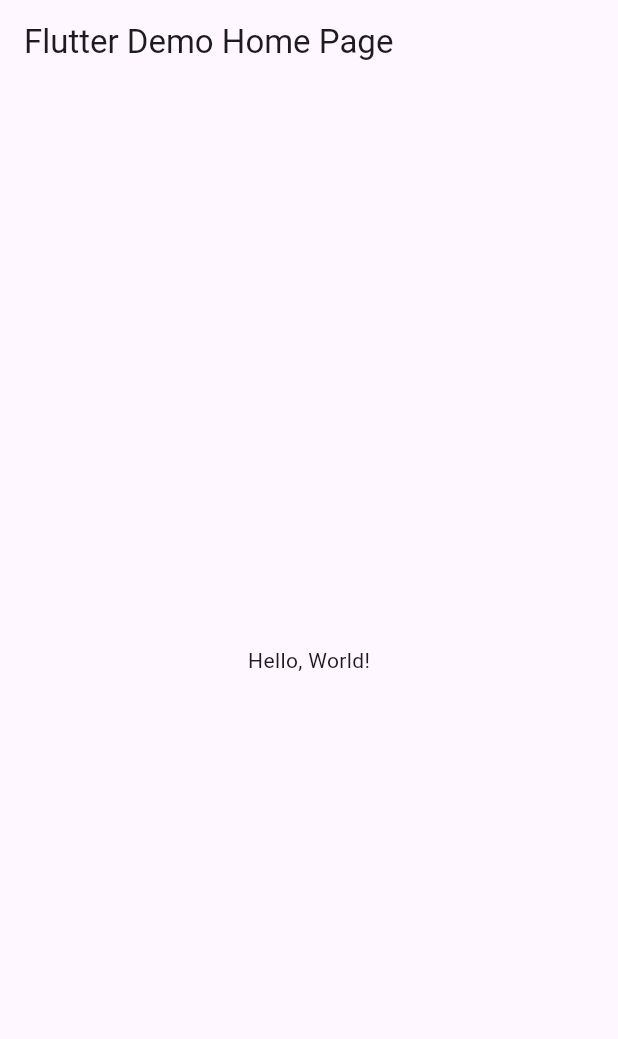
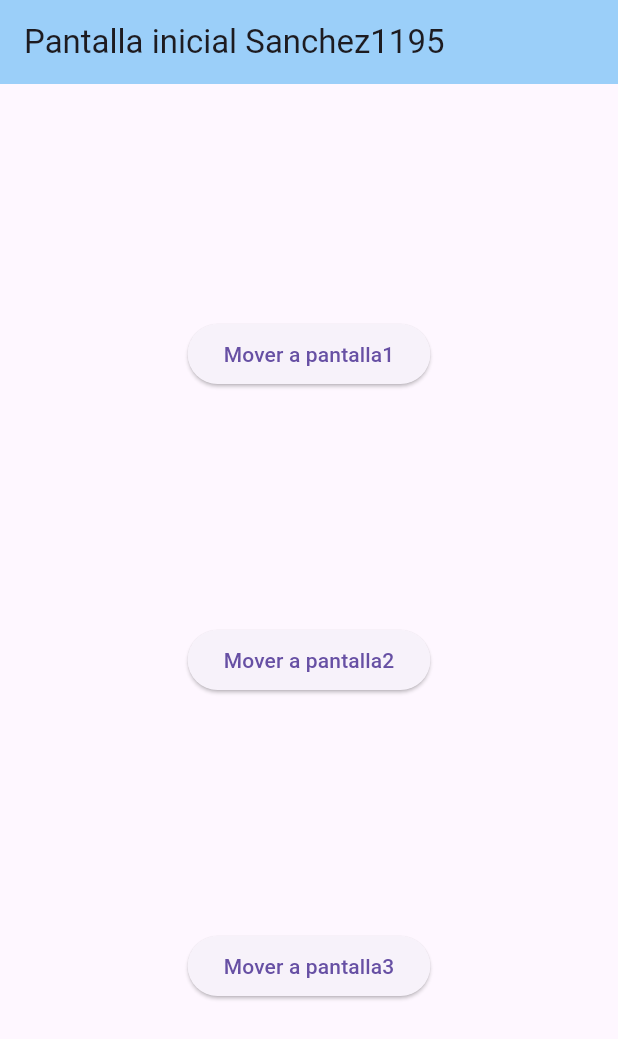
Before and after one commit to dianadianaxd/p15-6j-RutasDis-1195, a Flutter app: the screen it shows after launch, on a phone screen of 412 x 824 dp. Shown: the top 1039 px of the screen. Run offline on Flutter 3.47's test engine with Material 3 defaults, Android fonts, the phone set to English and light mode, and no system bars.

```diff
--- /dev/null
+++ b/lib/Pantalla2_1195.dart
@@ -0,0 +1,30 @@
+import 'package:flutter/material.dart';
+
+class Pantalla2_1195 extends StatelessWidget {
+  const Pantalla2_1195({Key? key}) : super(key: key);
+
+  @override
+  Widget build(BuildContext context) {
+    return Scaffold(
+      appBar: AppBar(
+        title: const Text('Pantalla2 Sanchez1195'),
+        backgroundColor: Colors.pink,
+      ),
+      body: Center(
+        child: Container(
+          color: Color(0xfff10279),
+          constraints: BoxConstraints(
+            minHeight: 100,
+            minWidth: 200,
+            maxHeight: 300,
+            maxWidth: 300,
+          ),
+          child: Text(
+            'Pantalla2 1195',
+            style: TextStyle(fontSize: 30),
+          ),
+        ),
+      ),
+    );
+  }
+}
--- a/lib/main.dart
+++ b/lib/main.dart
@@ -1,43 +1,25 @@
 import 'package:flutter/material.dart';
+import 'package:sanchez1195/pantalla1_1195.dart';
+import 'package:sanchez1195/Pantalla2_1195.dart';
+import 'package:sanchez1195/pantalla3_1195.dart';
+import 'package:sanchez1195/pantallaini_1195.dart';
 
-void main() => runApp(MyApp());
+void main() => runApp(MiApp1195());
 
-class MyApp extends StatelessWidget {
-  const MyApp({super.key});
-  // This widget is the root of your application.
+class MiApp1195 extends StatelessWidget {
+  const MiApp1195({Key? key}) : super(key: key);
+
   @override
   Widget build(BuildContext context) {
     return MaterialApp(
-      // Application name
-      title: 'Flutter Hello World',
-      // Application theme data, you can set the colors for the application as
-      // you want
-      theme: ThemeData(
-        // useMaterial3: true,
-        primarySwatch: Colors.blue,
-      ),
-      // A widget which will be started on application startup
-      home: MyHomePage(title: 'Flutter Demo Home Page'),
-    );
-  }
-}
-
-class MyHomePage extends StatelessWidget {
-  final String title;
-  const MyHomePage({super.key, required this.title});
-
-  @override
-  Widget build(BuildContext context) {
-    return Scaffold(
-      appBar: AppBar(
-        // The title text which will be shown on the action bar
-        title: Text(title),
-      ),
-      body: Center(
-        child: Text(
-          'Hello, World!',
-        ),
-      ),
-    );
-  }
-}
+      debugShowCheckedModeBanner: false,
+      initialRoute: '/',
+      routes: {
+        '/': (context) => PantallaIni_1195(),
+        '/Pantalla1_1195': (context) => Pantalla1_1195(),
+        '/Pantalla2_1195': (context) => Pantalla2_1195(),
+        '/Pantalla3_1195': (context) => Pantalla3_1195(),
+      }, //Fin ruta paginas
+    ); //Fin del material
+  } //Fin widget
+} //Fin App
--- /dev/null
+++ b/lib/pantallaini_1195.dart
@@ -0,0 +1,37 @@
+import 'package:flutter/material.dart';
+
+class PantallaIni_1195 extends StatelessWidget {
+  const PantallaIni_1195({Key? key}) : super(key: key);
+
+  @override
+  Widget build(BuildContext context) {
+    return Scaffold(
+      appBar: AppBar(
+        title: Text('Pantalla inicial Sanchez1195'),
+        backgroundColor: Color(0xff9bcff9),
+      ),
+      body: Center(
+        child: Column(
+          mainAxisAlignment: MainAxisAlignment.spaceEvenly,
+          children: [
+            ElevatedButton(
+                onPressed: () {
+                  Navigator.pushNamed(context, '/Pantalla1_1195');
+                }, // Fin onpressed
+                child: Text('Mover a pantalla1')),
+            ElevatedButton(
+                onPressed: () {
+                  Navigator.pushNamed(context, '/Pantalla2_1195');
+                }, // Fin onpressed
+                child: Text('Mover a pantalla2')),
+            ElevatedButton(
+                onPressed: () {
+                  Navigator.pushNamed(context, '/Pantalla3_1195');
+                }, // Fin onpressed
+                child: Text('Mover a pantalla3')),
+          ], // FIn de niños
+        ),
+      ),
+    );
+  } //Fin widgets
+} //Fin pantalla incial
```
Also changed, not shown: lib/pantalla1_1195.dart (added, +29 -0 lines), lib/pantalla3_1195.dart (added, +31 -0 lines).
